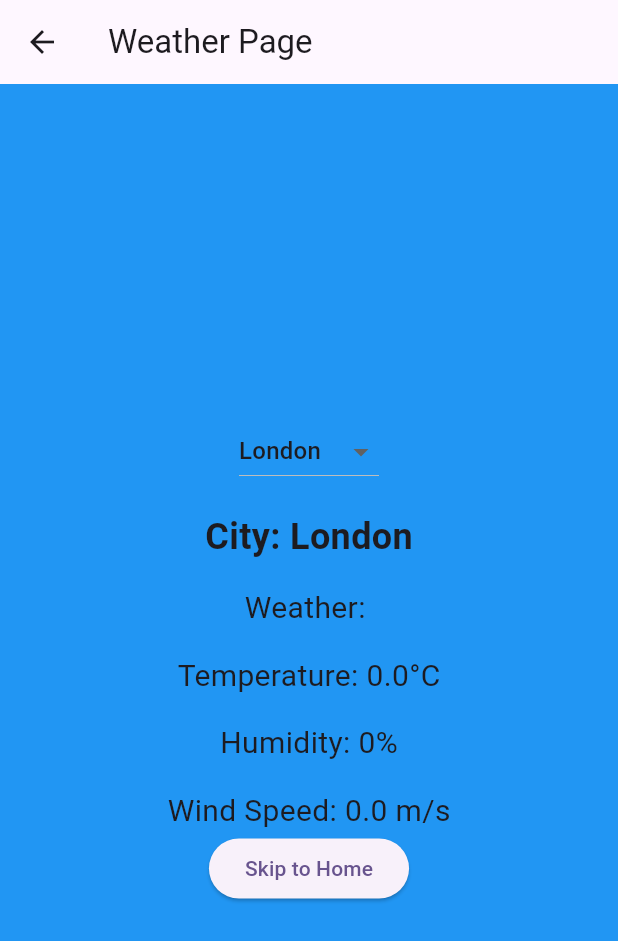
After one commit to Pranay7824/Toolzy, a Flutter app: the WeatherPage screen opened by its route, on a phone screen of 412 x 824 dp. The commit adds this screen. Shown: the top 941 px of the screen. Run offline on Flutter 3.47's test engine with Material 3 defaults, Android fonts, the light colour scheme and no system bars; our stand-ins replace carousel_slider; network calls fail.

Commit message:
added back button in weather page

```diff
--- a/lib/main.dart
+++ b/lib/main.dart
@@ -1,6 +1,8 @@
 import 'package:flutter/material.dart';
 import 'package:intial_proj1/pages/calculator_page.dart';
 import 'package:intial_proj1/pages/greeting_page.dart';
+import 'package:intial_proj1/pages/notes_page.dart';
+import 'package:intial_proj1/pages/weather_page.dart';
 
 
 void main() {
@@ -26,6 +28,8 @@ class MyApp extends StatelessWidget {
           title: 'Home',
         ),
         '/calculator': (context) => Calculator(),
+        '/weather': (context) => WeatherPage(),
+        '/notes': (context) => NotesPage(),
 
       },
     );
--- /dev/null
+++ b/lib/pages/weather_page.dart
@@ -0,0 +1,152 @@
+import 'package:flutter/material.dart';
+import 'package:http/http.dart' as http;
+import 'dart:convert';
+
+
+//This class is responsible for creating weather page
+class WeatherPage extends StatefulWidget {
+  const WeatherPage({Key? key}) : super(key: key);
+
+  @override
+  _WeatherPageState createState() => _WeatherPageState();
+}
+
+class _WeatherPageState extends State<WeatherPage> {
+  late String _apiKey;
+  late String _city;
+  late String _weather;
+  late double _temperature;
+  late int _humidity;
+  late double _windSpeed;
+  late Color _backgroundColor;
+
+  // List of cities for the dropdown
+  final List<String> _cities =  ['London', 'New York', 'Paris', 'Tokyo'];
+
+  @override
+  void initState() {
+    super.initState();
+    //personal api key
+    _apiKey = 'a63fda2f51e3b336d632b12a8d44a4fd';
+    _city = _cities[0]; // Default city
+    _weather = '';
+    _temperature = 0.0;
+    _humidity = 0;
+    _windSpeed = 0.0;
+    _backgroundColor = Colors.blue; // Default background color
+
+    _fetchWeather();
+  }
+
+
+  //Fetch weather from openweathermap and show errors when it fails to fatch the data
+  Future<void> _fetchWeather() async {
+    try {
+
+      //openweathermap api
+      final apiUrl = 'http://api.openweathermap.org/data/2.5/weather?q=$_city&appid=$_apiKey&units=metric';
+      final response = await http.get(Uri.parse(apiUrl));
+
+      if (response.statusCode == 200) {
+        //converting string that comes from api to json
+        final data = json.decode(response.body);
+        print('Weather Data: $data');
+        setState(() {
+          _weather = data['weather'][0]['main'];
+          _temperature = data['main']['temp'].toDouble();
+          _humidity = data['main']['humidity'];
+          _windSpeed = data['wind']['speed'];
+          _backgroundColor = _getBackgroundColor(_weather);
+        });
+      } else {
+        print('Failed to load weather data. Status code: ${response.statusCode}');
+        throw Exception('Failed to load weather data');
+      }
+    } catch (e) {
+      print('Error fetching weather data: $e');
+      throw Exception('Failed to load weather data');
+    }
+  }
+
+  Color _getBackgroundColor(String weatherCondition) {
+    switch (weatherCondition.toLowerCase()) {
+      case 'clear':
+        return Colors.blue;
+      case 'clouds':
+        return Colors.grey;
+      case 'rain':
+        return Colors.indigo;
+      case 'snow':
+        return Colors.white;
+      default:
+        return Colors.blue;
+    }
+  }
+
+  @override
+  Widget build(BuildContext context) {
+    return Scaffold(
+      appBar: AppBar(
+        title: Text('Weather Page'),
+      ),
+      body: Container(
+        width: double.infinity,
+        color: _backgroundColor,
+        padding: EdgeInsets.all(16),
+        child: Column(
+          mainAxisAlignment: MainAxisAlignment.center,
+          children: [
+            // Dropdown to select a city
+            DropdownButton<String>(
+              value: _city,
+              onChanged: (value) {
+                setState(() {
+                  _city = value!;
+                  _fetchWeather(); // Update weather data when the city changes
+                });
+              },
+              items: _cities.map((city) {
+                return DropdownMenuItem<String>(
+                  value: city,
+                  child: Text(city),
+                );
+              }).toList(),
+            ),
+            SizedBox(height: 16),
+            Text(
+              'City: $_city',
+              style: TextStyle(fontSize: 24, fontWeight: FontWeight.bold),
+            ),
+            SizedBox(height: 16),
+            Text(
+              'Weather: $_weather',
+              style: TextStyle(fontSize: 20),
+            ),
+            SizedBox(height: 16),
+            Text(
+              'Temperature: $_temperature°C',
+              style: TextStyle(fontSize: 20),
+            ),
+            SizedBox(height: 16),
+            Text(
+              'Humidity: $_humidity%',
+              style: TextStyle(fontSize: 20),
+            ),
+            SizedBox(height: 16),
+            Text(
+              'Wind Speed: $_windSpeed m/s',
+              style: TextStyle(fontSize: 20),
+            ),
+            ElevatedButton(
+              onPressed: () {
+                Navigator.pushReplacementNamed(context, '/home');
+              },
+              child: Text('Skip to Home'),
+            ),
+          ],
+
+        ),
+      ),
+    );
+  }
+}
```
Also changed, not shown: lib/pages/notes_page.dart (added, +89 -0 lines).
